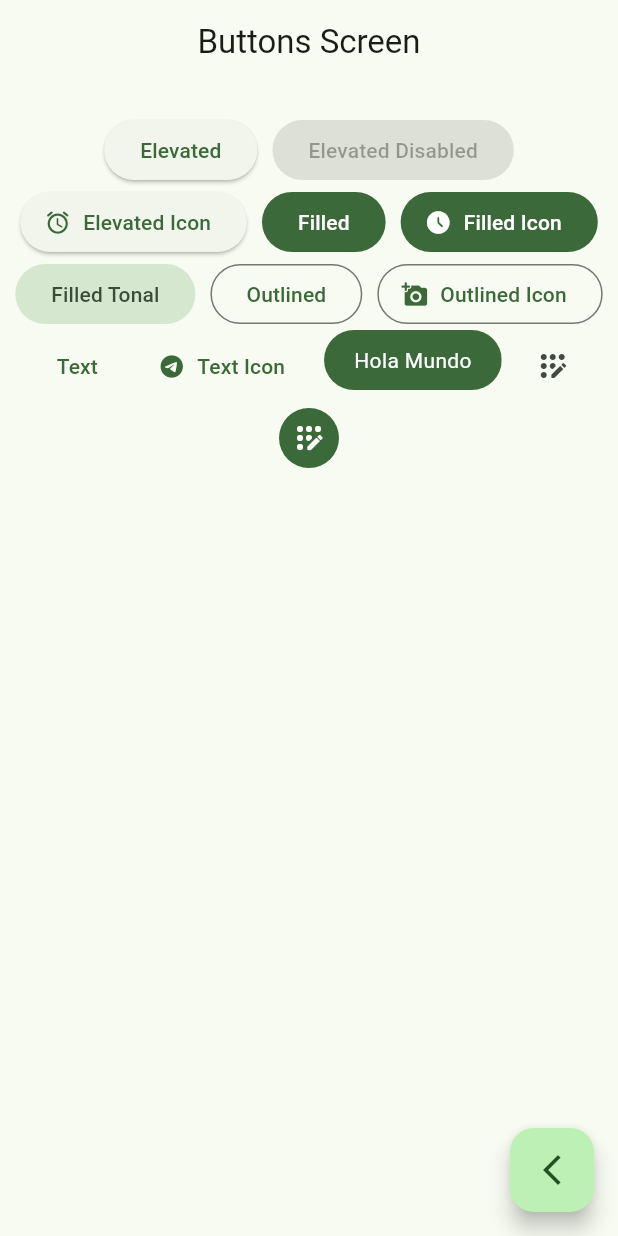
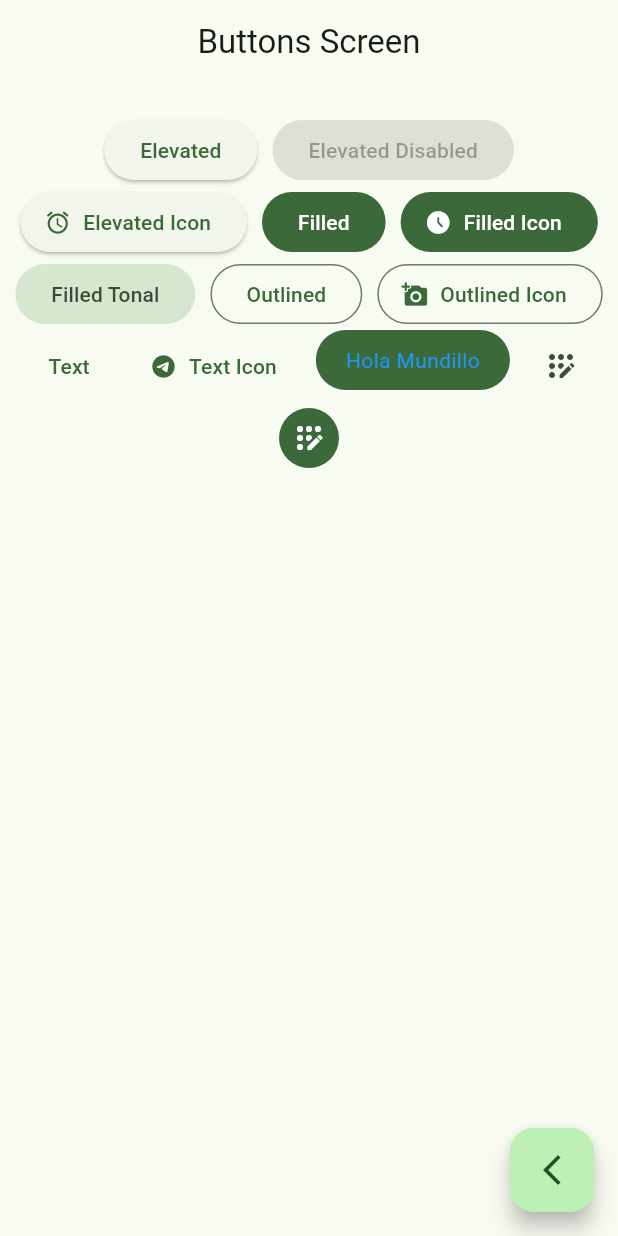
Before and after one commit to TonyNina/widgets_app, a Flutter app: the ButtonsScreen screen opened by its route, on a phone screen of 412 x 824 dp. Run offline on Flutter 3.47's test engine with Material 2 defaults, Android fonts, the phone set to English and light mode, and no system bars; our stand-ins replace go_router.

Commit message:
Changes and revision

```diff
--- a/lib/presentation/screens/buttons/buttons_screen.dart
+++ b/lib/presentation/screens/buttons/buttons_screen.dart
@@ -110,7 +110,7 @@ class CustomButton extends StatelessWidget {
           onTap: () {},
           child: const Padding(
             padding: EdgeInsets.symmetric( horizontal: 20, vertical: 10),
-            child: Text('Hola Mundo', style: TextStyle(color: Colors.white ))),
+            child: Text('Hola Mundillo', style: TextStyle(color: Colors.blue ))),
         ),
       ),
     );
```
